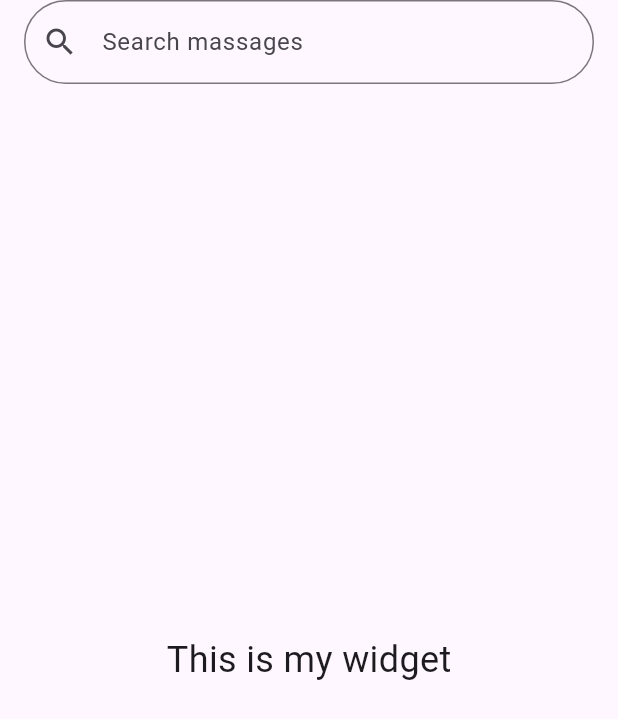
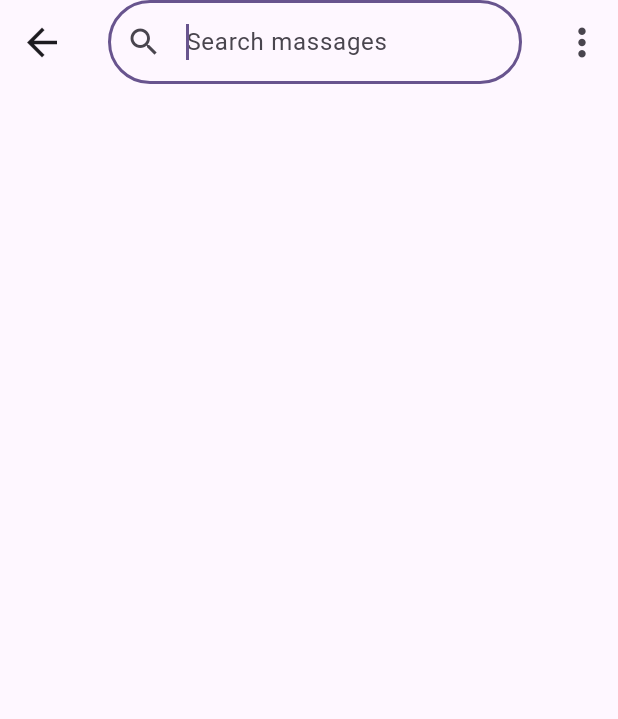
Before and after one commit to Bhanupratap7248/Linkidin_coln, a Flutter app: the screen it shows after launch, on a phone screen of 412 x 824 dp. Shown: the top 719 px of the screen. Run offline on Flutter 3.47's test engine with Material 3 defaults, Android fonts, the light colour scheme and no system bars.

Commit message:
first commit

```diff
--- a/lib/main.dart
+++ b/lib/main.dart
@@ -26,7 +26,7 @@ class MyApp extends StatelessWidget {
       routes: {
         '/login': (context) => const LoginPage(),
         '/home': (context) => const HomePage(),
-        '/drawer': (context) => const Drawer(),
+       // '/drawer': (context) => const Drawer(),
         '/massage': (context) => const MyWidget(),
       },
     );
--- a/lib/pages/massage.dart
+++ b/lib/pages/massage.dart
@@ -12,17 +12,32 @@ class _MyWidgetState extends State<MyWidget> {
   Widget build(BuildContext context) {
     return Scaffold(
       appBar: AppBar(
-
         title: TextField(
+          autofocus: true,
+          style: TextStyle(color: Colors.black),
           decoration: InputDecoration(
             hintText: 'Search massages',
             border: OutlineInputBorder(borderRadius: BorderRadius.circular(30)),
             prefixIcon: Icon(Icons.search),
           ),
         ),
-      ),
-      body: Center(
-        child: Text('This is my widget', style: TextStyle(fontSize: 24)),
+        leading: IconButton(
+          icon: Icon(Icons.arrow_back),
+          onPressed: () {
+            Navigator.pop(context); // 👈 goes back
+          },
+          iconSize: 30.0,
+        ),
+        actions: [
+          IconButton(
+            icon: Icon(Icons.more_vert),
+            onPressed: () {
+              // Handle more options
+            },
+            iconSize: 30.0,
+          ),
+        ],
+
       ),
     );
   }
```
